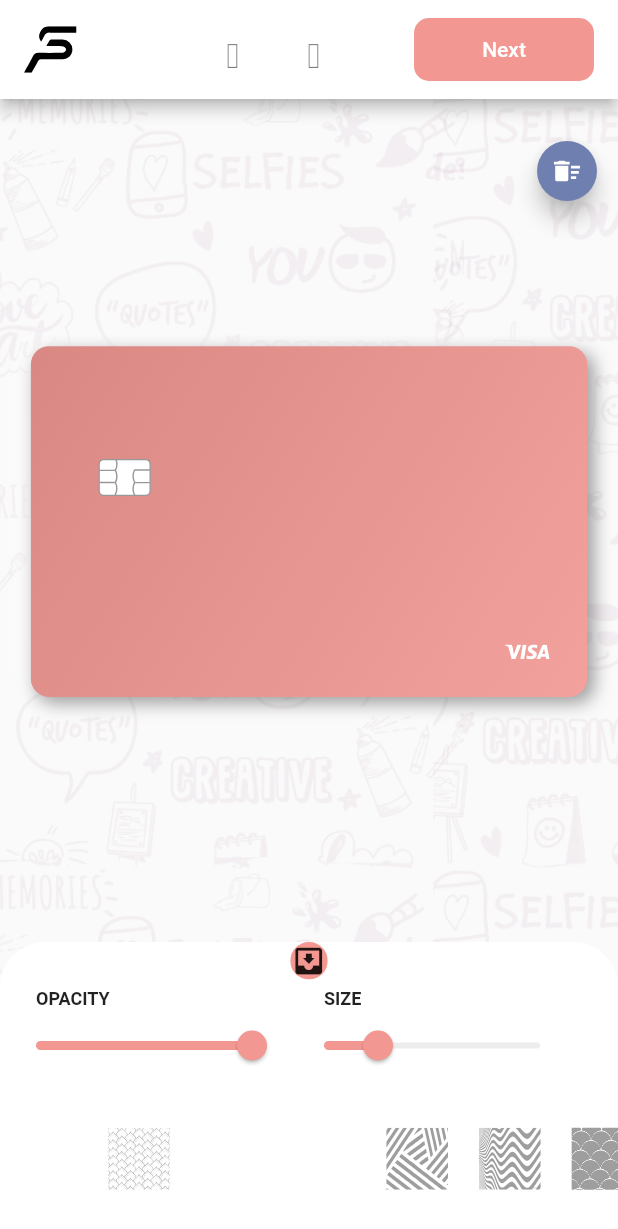
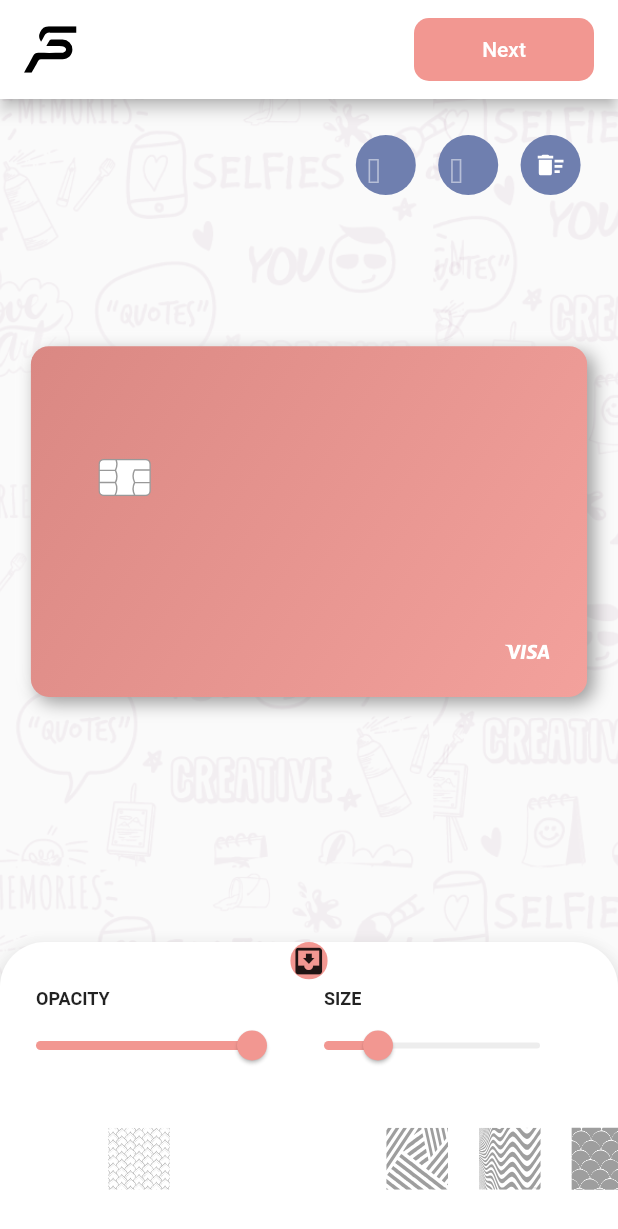
Before and after one commit to himanshu-kashware/slaypay_card_customization, a Flutter app: the screen it shows after launch, item 2 of the bottom bar chosen, on a phone screen of 412 x 824 dp. Shown: the top 1229 px of the screen. Run offline on Flutter 3.47's test engine with Material 2 defaults, Android fonts, the phone set to English and light mode, and no system bars; drawn by our look-alikes of flutter_neumorphic, syncfusion_flutter_sliders; our stand-ins replace flutter_staggered_animations, flutter_svg, get, image_picker, photo_view; missing offline and left inert: auto_size_text_field, dart:ffi, focus_widget; project files that could hold a hidden picture were left out.

Commit message:
home controller
home controller changes

```diff
--- a/lib/app/modules/card_home/views/card_home_view.dart
+++ b/lib/app/modules/card_home/views/card_home_view.dart
@@ -32,39 +32,6 @@ class CardHomeView extends GetView<CardHomeController> {
                 height: 33,
                 width: 35,
               ),
-              Obx(() {
-                return Row(
-                  children: [
-                    GestureDetector(
-                        onTap: () {
-                          controller.undo();
-                        },
-                        child: Padding(
-                          padding: const EdgeInsets.all(15.0),
-                          child: Icon(
-                            Icons.undo,
-                            color: controller.undoList.value.isEmpty ||
-                                    controller.undoList.value.length == 1
-                                ? Colors.black.withOpacity(0.5)
-                                : Colors.black,
-                          ),
-                        )),
-                    GestureDetector(
-                        onTap: () {
-                          controller.redo();
-                        },
-                        child: Padding(
-                          padding: const EdgeInsets.all(15.0),
-                          child: Icon(
-                            Icons.redo,
-                            color: controller.redoList.value.isNotEmpty
-                                ? Colors.black
-                                : Colors.black.withOpacity(0.5),
-                          ),
-                        ))
-                  ],
-                );
-              })
             ],
           ),
           actions: [
@@ -182,18 +149,55 @@ class CardHomeView extends GetView<CardHomeController> {
               Positioned(
                 right: 10,
                 top: 24,
-                child: FloatingActionButton(
-                  mini: true,
-                  backgroundColor: const Color(0xff6F7FAF),
-                  onPressed: () {
+                child: Obx(() {
+                  return SizedBox(
+                    width: Get.width/2.5,
+                    child: Row(
+                      mainAxisAlignment: MainAxisAlignment.spaceBetween,
+                      children: [
+                        GestureDetector(
+                            onTap: () {
+                              controller.undo();
+                            },
+                            child: CircleAvatar(
+                              backgroundColor: Color(0xff6F7FAF),
+                              child: Icon(
+                                Icons.undo,
+                                color: controller.undoList.value.isEmpty ||
+                                        controller.undoList.value.length == 1
+                                    ? Colors.white.withOpacity(0.5)
+                                    : Colors.white,
+                              ),
+                            )),
+                        GestureDetector(
+                            onTap: () {
+                              controller.redo();
+                            },
+                            child: CircleAvatar(
+                              backgroundColor: Color(0xff6F7FAF),
+                              child: Icon(
+                                Icons.redo,
+                                color: controller.redoList.value.isNotEmpty
+                                    ? Colors.white
+                                    : Colors.white.withOpacity(0.5),
+                              ),
+                            )),
+                        GestureDetector(
+                            onTap: () {
                               showCustomDialog(onTap: () {
                                 controller.cardStack.value.clear();
                                 controller.addDefaultWidget();
                                 Get.back();
                               });
                             },
-                  child: SvgPicture.asset(Assets.imagesRemove),
+                            child: CircleAvatar(
+                                backgroundColor: Color(0xff6F7FAF),
+                                child: SvgPicture.asset(Assets.imagesRemove))),
+                        const SizedBox()
+                      ],
                     ),
+                  );
+                }),
               ),
               !controller.isImageEditable.value
                   ? Positioned(
--- a/lib/widget/custom_bottom_sheet_options.dart
+++ b/lib/widget/custom_bottom_sheet_options.dart
@@ -1,21 +1,18 @@
-
 import 'package:flutter/material.dart';
 import 'package:get/get.dart';
 
-CustomBottomSheet({required Widget customChild}){
-
-  Get.bottomSheet(
-      customChild,
-      persistent: true,
+CustomBottomSheet({required Widget customChild}) {
+  Get.bottomSheet(customChild,
+      persistent: false,
+      ignoreSafeArea: true,
       enableDrag: false,
+      elevation: 10,
+      isScrollControlled: false,
       barrierColor: Colors.transparent,
       backgroundColor: Colors.white,
       shape: const RoundedRectangleBorder(
           borderRadius: BorderRadius.only(
-            topLeft: Radius.circular(30.0),
-            topRight: Radius.circular(30.0),
-          )
-      )
-
-  );
+        topLeft: Radius.circular(30.0),
+        topRight: Radius.circular(30.0),
+      )));
 }
```
Also changed, not shown: lib/app/modules/card_home/controllers/card_home_controller.dart (+24 -34 lines), lib/app/modules/image/images/images_view.dart (+0 -9 lines), lib/widget/color_pallete.dart (+4 -4 lines). Lines whose indentation alone changed are shown as unchanged.
